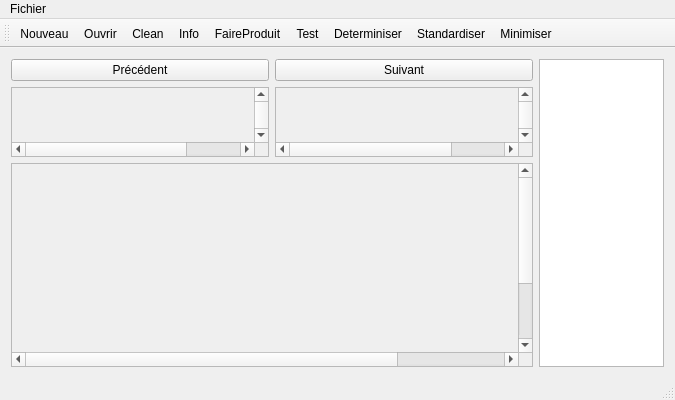
Qt form automate-project/mainwindow.ui (kladier/projetTL) before a commit.
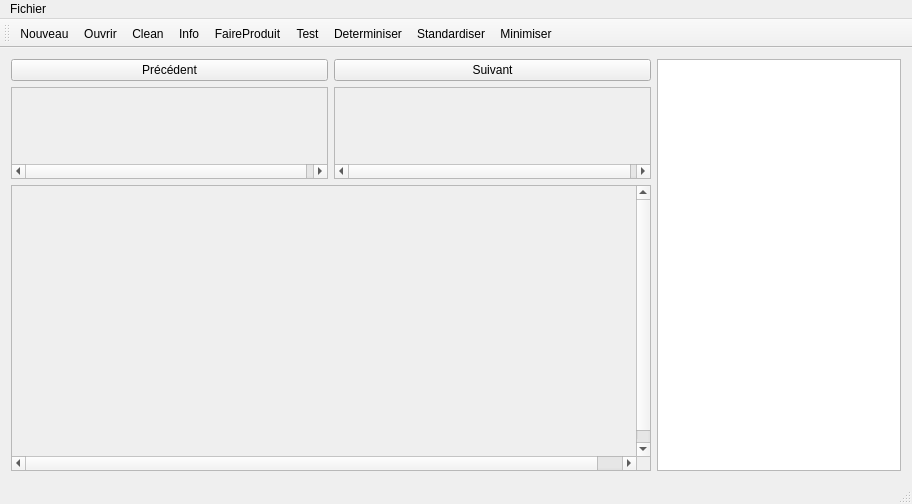
The same form after that commit. Icons and pictures are not drawn.

Diff of the .ui file:
```diff
--- a/automate-project/mainwindow.ui
+++ b/automate-project/mainwindow.ui
@@ -6,8 +6,8 @@
    <rect>
     <x>0</x>
     <y>0</y>
-    <width>675</width>
-    <height>400</height>
+    <width>912</width>
+    <height>504</height>
    </rect>
   </property>
   <property name="minimumSize">
@@ -167,6 +167,12 @@
     </item>
     <item>
      <widget class="QTextEdit" name="label">
+      <property name="maximumSize">
+       <size>
+        <width>16777215</width>
+        <height>16777215</height>
+       </size>
+      </property>
       <property name="autoFillBackground">
        <bool>true</bool>
       </property>
@@ -182,7 +188,7 @@
     <rect>
      <x>0</x>
      <y>0</y>
-     <width>675</width>
+     <width>912</width>
      <height>21</height>
     </rect>
    </property>
```
